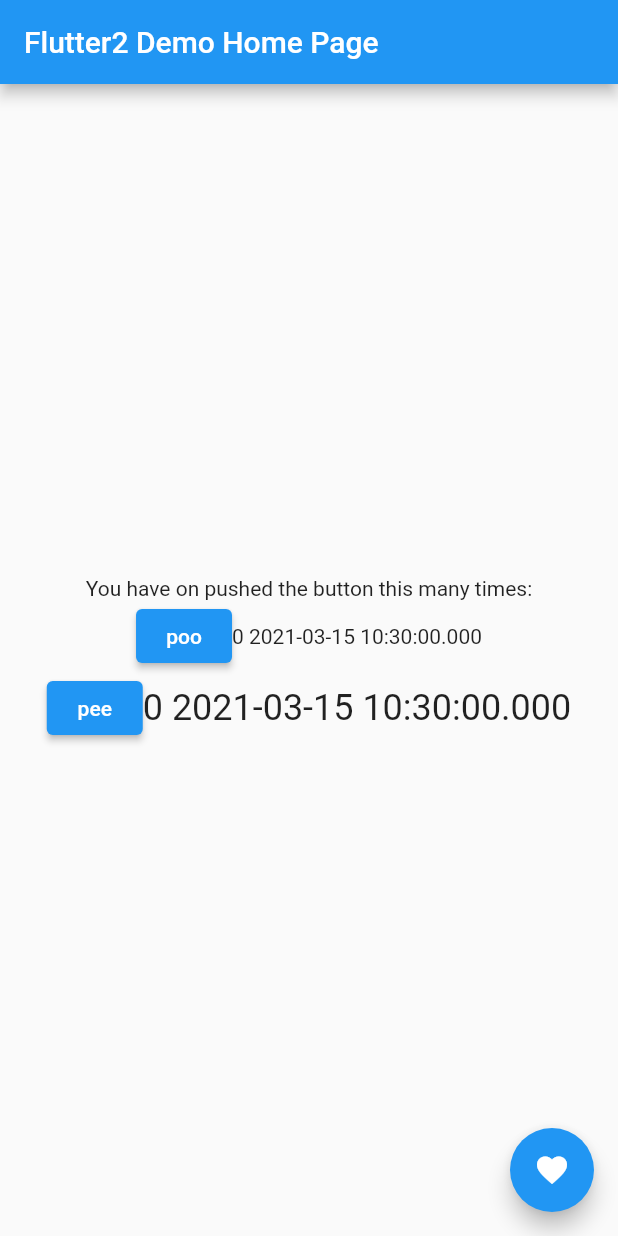
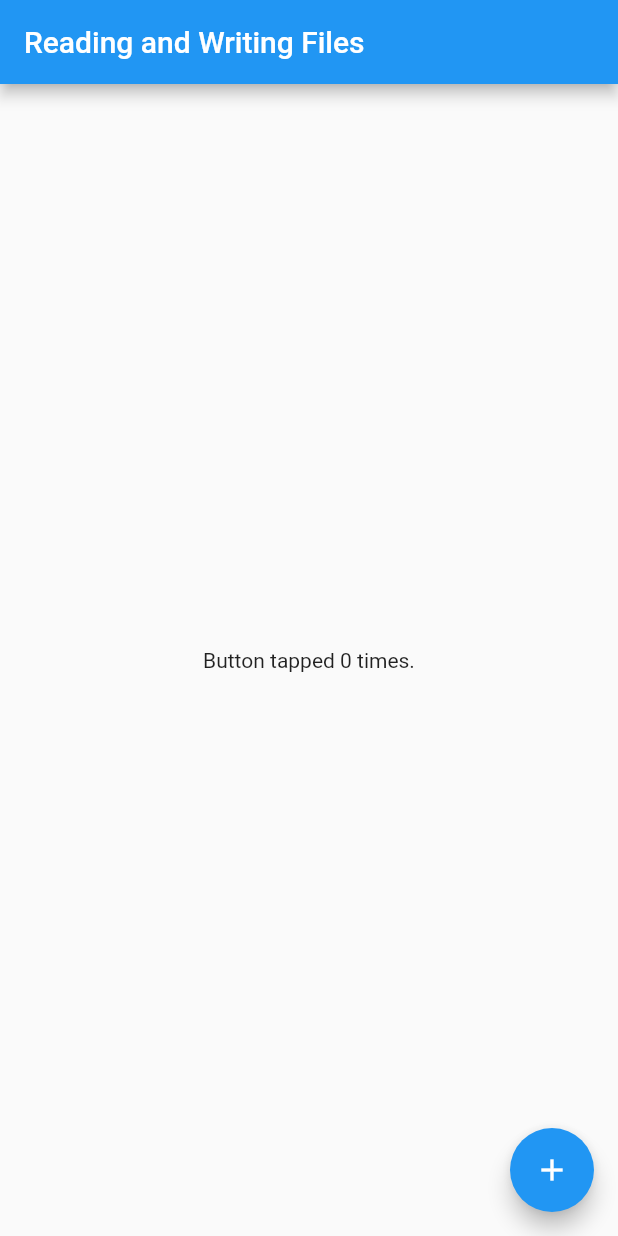
Before and after one commit to grinlensCY/flutter_practice, a Flutter app: the screen it shows after launch, on a phone screen of 412 x 824 dp. Run offline on Flutter 3.47's test engine with Material 2 defaults, Android fonts, the phone set to English and light mode, and no system bars.

Commit message:
example from web

```diff
--- a/lib/main.dart
+++ b/lib/main.dart
@@ -1,4 +1,9 @@
+import 'dart:async';
+import 'dart:io';
+
+import 'package:flutter/foundation.dart';
 import 'package:flutter/material.dart';
+import 'package:path_provider/path_provider.dart';
 
 void main() {
   runApp(MyApp());
@@ -14,7 +19,7 @@ class MyApp extends StatelessWidget {
   @override
   Widget build(BuildContext context) {
     return MaterialApp(
-      title: 'Flutter Demo 1',
+      title: 'Reading and Writing Files',
       theme: ThemeData(
         // This is the theme of your application.
         //
@@ -27,132 +32,221 @@ class MyApp extends StatelessWidget {
         // is not restarted.
         primarySwatch: Colors.blue,
       ),
-      home: MyHomePage(title: 'Flutter2 Demo Home Page'),
+      home:FlutterDemo(storage: CounterStorage()),
+      // home: MyHomePage(title: 'Flutter2 Demo Home Page'),
     );
   }
 }
 
-class MyHomePage extends StatefulWidget {
-  MyHomePage({Key key, this.title}) : super(key: key);
+class CounterStorage {
+  Future<String> get _localPath async {
+    final directory = await getApplicationDocumentsDirectory();
+    print('get _localPath $directory.path');
 
-  // This widget is the home page of your application. It is stateful, meaning
-  // that it has a State object (defined below) that contains fields that affect
-  // how it looks.
+    return directory.path;
+  }
 
-  // This class is the configuration for the state. It holds the values (in this
-  // case the title) provided by the parent (in this case the App widget) and
-  // used by the build method of the State. Fields in a Widget subclass are
-  // always marked "final".
+  Future<File> get _localFile async {
+    final path = await _localPath;
+    print('get _localFile $path/counter.txt');
+    return File('$path/counter.txt');
+  }
 
-  final String title;
+  Future<int> readCounter() async {
+    try {
+      final file = await _localFile;
+
+      // Read the file
+      String contents = await file.readAsString();
+
+      print('readCounter() $contents');
+
+      return int.parse(contents);
+    } catch (e) {
+      // If encountering an error, return 0
+      return 0;
+    }
+  }
+
+  Future<File> writeCounter(int counter) async {
+    final file = await _localFile;
+
+    // Write the file
+    return file.writeAsString('$counter');
+  }
+}
+
+class FlutterDemo extends StatefulWidget {
+  final CounterStorage storage;
+
+  FlutterDemo({Key key, @required this.storage}) : super(key: key);
 
   @override
-  _MyHomePageState createState() => _MyHomePageState();
+  _FlutterDemoState createState() => _FlutterDemoState();
 }
 
-class _MyHomePageState extends State<MyHomePage> {
-  int _counter1 = 0;
-  int _counter2 = 0;
-  var _now1 = DateTime.now();
-  var _now2 = DateTime.now();
+class _FlutterDemoState extends State<FlutterDemo> {
+  int _counter;
 
-  void _incrementCounter1() {
-    setState(() {
-      // This call to setState tells the Flutter framework that something has
-      // changed in this State, which causes it to rerun the build method below
-      // so that the display can reflect the updated values. If we changed
-      // _counter without calling setState(), then the build method would not be
-      // called again, and so nothing would appear to happen.
-     _counter1++;
-     _now1 = DateTime.now();
+  @override
+  void initState() {
+    super.initState();
+    widget.storage.readCounter().then((int value) {
+      setState(() {
+        _counter = value;
+      });
     });
   }
 
-  void _incrementCounter2() {
+  Future<File> _incrementCounter() {
     setState(() {
-      // This call to setState tells the Flutter framework that something has
-      // changed in this State, which causes it to rerun the build method below
-      // so that the display can reflect the updated values. If we changed
-      // _counter without calling setState(), then the build method would not be
-      // called again, and so nothing would appear to happen.
-      _counter2++;
-      _now2 = DateTime.now();
+      _counter++;
+      print(widget.storage.readCounter());
     });
+
+    // Write the variable as a string to the file.
+    return widget.storage.writeCounter(_counter);
   }
 
   @override
   Widget build(BuildContext context) {
-    // This method is rerun every time setState is called, for instance as done
-    // by the _incrementCounter method above.
-    //
-    // The Flutter framework has been optimized to make rerunning build methods
-    // fast, so that you can just rebuild anything that needs updating rather
-    // than having to individually change instances of widgets.
     return Scaffold(
-      appBar: AppBar(
-        // Here we take the value from the MyHomePage object that was created by
-        // the App.build method, and use it to set our appbar title.
-        title: Text(widget.title),
-      ),
+      appBar: AppBar(title: Text('Reading and Writing Files')),
       body: Center(
-        // Center is a layout widget. It takes a single child and positions it
-        // in the middle of the parent.
-        child: Column(
-          // Column is also a layout widget. It takes a list of children and
-          // arranges them vertically. By default, it sizes itself to fit its
-          // children horizontally, and tries to be as tall as its parent.
-          //
-          // Invoke "debug painting" (press "p" in the console, choose the
-          // "Toggle Debug Paint" action from the Flutter Inspector in Android
-          // Studio, or the "Toggle Debug Paint" command in Visual Studio Code)
-          // to see the wireframe for each widget.
-          //
-          // Column has various properties to control how it sizes itself and
-          // how it positions its children. Here we use mainAxisAlignment to
-          // center the children vertically; the main axis here is the vertical
-          // axis because Columns are vertical (the cross axis would be
-          // horizontal).
-          mainAxisAlignment: MainAxisAlignment.center,
-          children: <Widget>[
-            Text(
-              'You have on pushed the button this many times:',
-            ),
-            Row(
-              mainAxisAlignment: MainAxisAlignment.center,
-              children: <Widget>[
-                ElevatedButton(
-                    onPressed: _incrementCounter1,
-                    child: Text(
-                      'poo',
-                    )),
-                Text(
-                  '$_counter1 $_now1',
-                  // style: Theme.of(context).textTheme.headline5,
-                )
-              ],
-            ),
-            Row(
-              mainAxisAlignment: MainAxisAlignment.center,
-              children: <Widget>[
-                ElevatedButton(
-                    onPressed: _incrementCounter2,
-                    child: Text('pee'),
-                    style: TextButton.styleFrom(primary: Colors.white),
-                ),
-                Text(
-                  '$_counter2 $_now2',
-                  style: Theme.of(context).textTheme.headline5,
-                )
-              ],
-            )
-          ],
+        child: Text(
+          'Button tapped $_counter time${_counter == 1 ? '' : 's'}.',
         ),
       ),
       floatingActionButton: FloatingActionButton(
-        onPressed: _incrementCounter1,
+        onPressed: _incrementCounter,
         tooltip: 'Increment',
-        child: Icon(Icons.favorite),
-      )
+        child: Icon(Icons.add),
+      ),
     );
   }
 }
+
+// class MyHomePage extends StatefulWidget {
+//   MyHomePage({Key key, this.title}) : super(key: key);
+//
+//   // This widget is the home page of your application. It is stateful, meaning
+//   // that it has a State object (defined below) that contains fields that affect
+//   // how it looks.
+//
+//   // This class is the configuration for the state. It holds the values (in this
+//   // case the title) provided by the parent (in this case the App widget) and
+//   // used by the build method of the State. Fields in a Widget subclass are
+//   // always marked "final".
+//
+//   final String title;
+//
+//   @override
+//   _MyHomePageState createState() => _MyHomePageState();
+// }
+
+// class _MyHomePageState extends State<MyHomePage> {
+//   int _counter1 = 0;
+//   int _counter2 = 0;
+//   var _now1 = DateTime.now();
+//   var _now2 = DateTime.now();
+//
+//   void _incrementCounter1() {
+//     setState(() {
+//       // This call to setState tells the Flutter framework that something has
+//       // changed in this State, which causes it to rerun the build method below
+//       // so that the display can reflect the updated values. If we changed
+//       // _counter without calling setState(), then the build method would not be
+//       // called again, and so nothing would appear to happen.
+//      _counter1++;
+//      _now1 = DateTime.now();
+//     });
+//   }
+//
+//   void _incrementCounter2() {
+//     setState(() {
+//       // This call to setState tells the Flutter framework that something has
+//       // changed in this State, which causes it to rerun the build method below
+//       // so that the display can reflect the updated values. If we changed
+//       // _counter without calling setState(), then the build method would not be
+//       // called again, and so nothing would appear to happen.
+//       _counter2++;
+//       _now2 = DateTime.now();
+//     });
+//   }
+//
+//   @override
+//   Widget build(BuildContext context) {
+//     // This method is rerun every time setState is called, for instance as done
+//     // by the _incrementCounter method above.
+//     //
+//     // The Flutter framework has been optimized to make rerunning build methods
+//     // fast, so that you can just rebuild anything that needs updating rather
+//     // than having to individually change instances of widgets.
+//     return Scaffold(
+//       appBar: AppBar(
+//         // Here we take the value from the MyHomePage object that was created by
+//         // the App.build method, and use it to set our appbar title.
+//         title: Text(widget.title),
+//       ),
+//       body: Center(
+//         // Center is a layout widget. It takes a single child and positions it
+//         // in the middle of the parent.
+//         child: Column(
+//           // Column is also a layout widget. It takes a list of children and
+//           // arranges them vertically. By default, it sizes itself to fit its
+//           // children horizontally, and tries to be as tall as its parent.
+//           //
+//           // Invoke "debug painting" (press "p" in the console, choose the
+//           // "Toggle Debug Paint" action from the Flutter Inspector in Android
+//           // Studio, or the "Toggle Debug Paint" command in Visual Studio Code)
+//           // to see the wireframe for each widget.
+//           //
+//           // Column has various properties to control how it sizes itself and
+//           // how it positions its children. Here we use mainAxisAlignment to
+//           // center the children vertically; the main axis here is the vertical
+//           // axis because Columns are vertical (the cross axis would be
+//           // horizontal).
+//           mainAxisAlignment: MainAxisAlignment.center,
+//           children: <Widget>[
+//             Text(
+//               'You have on pushed the button this many times:',
+//             ),
+//             Row(
+//               mainAxisAlignment: MainAxisAlignment.center,
+//               children: <Widget>[
+//                 ElevatedButton(
+//                     onPressed: _incrementCounter1,
+//                     child: Text(
+//                       'poo',
+//                     )),
+//                 Text(
+//                   '$_counter1 $_now1',
+//                   // style: Theme.of(context).textTheme.headline5,
+//                 )
+//               ],
+//             ),
+//             Row(
+//               mainAxisAlignment: MainAxisAlignment.center,
+//               children: <Widget>[
+//                 ElevatedButton(
+//                     onPressed: _incrementCounter2,
+//                     child: Text('pee'),
+//                     style: TextButton.styleFrom(primary: Colors.white),
+//                 ),
+//                 Text(
+//                   '$_counter2 $_now2',
+//                   style: Theme.of(context).textTheme.headline5,
+//                 )
+//               ],
+//             )
+//           ],
+//         ),
+//       ),
+//       floatingActionButton: FloatingActionButton(
+//         onPressed: _incrementCounter1,
+//         tooltip: 'Increment',
+//         child: Icon(Icons.favorite),
+//       )
+//     );
+//   }
+// }
--- a/pubspec.yaml
+++ b/pubspec.yaml
@@ -23,6 +23,7 @@ environment:
 dependencies:
   flutter:
     sdk: flutter
+  path_provider: ^2.0.1
 
 
   # The following adds the Cupertino Icons font to your application.
```
Also changed, not shown: pubspec.lock.
